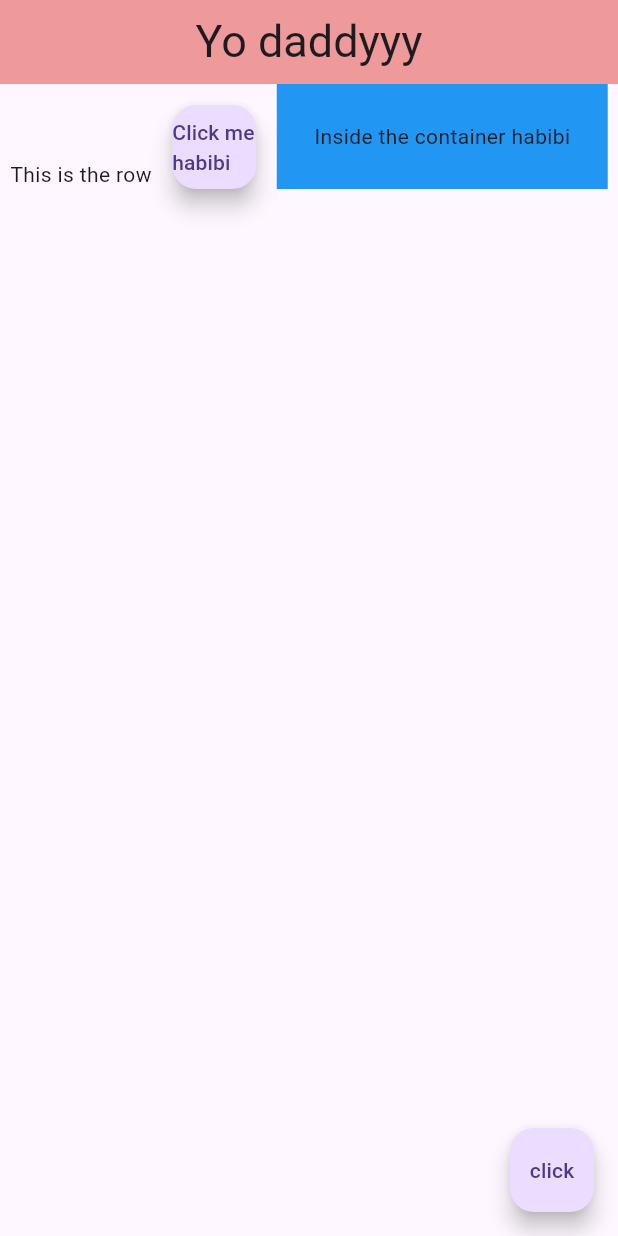
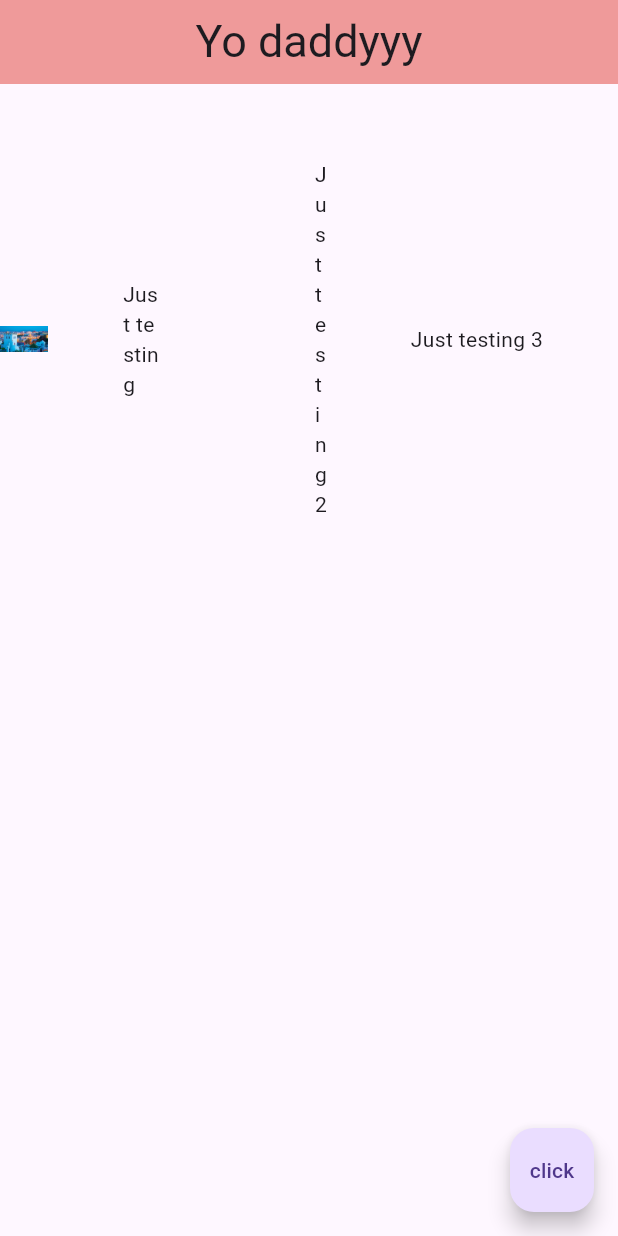
Before and after one commit to Vazimax/flutter-course, a Flutter app: the screen it shows after launch, on a phone screen of 412 x 824 dp. Run offline on Flutter 3.47's test engine with Material 3 defaults, Android fonts, the phone set to English and light mode, and no system bars.

Commit message:
added expanded widgets

```diff
--- a/lib/main.dart
+++ b/lib/main.dart
@@ -1,4 +1,5 @@
 import 'package:flutter/material.dart';
+import 'package:flutter/widgets.dart';
 
 void main() => runApp(MaterialApp(
       home: Home(),
@@ -19,18 +20,20 @@ class Home extends StatelessWidget {
         backgroundColor: Colors.red[200],
       ),
       body: Row(
-        mainAxisAlignment: MainAxisAlignment.spaceAround,
-        crossAxisAlignment: CrossAxisAlignment.end,
+        // mainAxisAlignment: MainAxisAlignment.spaceAround,
+        // crossAxisAlignment: CrossAxisAlignment.end,
         children: <Widget>[
-          Text('This is the row'),
-          FloatingActionButton(
-            onPressed: () {},
-            child: Text('Click me habibi'),
+          Expanded(child: Image.asset('assets/image.webp')),
+          Expanded(
+            flex:4,
+            child: Container(
+                padding: EdgeInsets.all(50), child: Text('Just testing')),
           ),
-          Container(
-              color: Colors.blue,
-              padding: EdgeInsets.all(25),
-              child: Text('Inside the container habibi')),
+          Expanded(
+              flex:2,
+              child: Container(
+                  padding: EdgeInsets.all(50), child: Text('Just testing 2'))),
+          Container(padding: EdgeInsets.all(50), child: Text('Just testing 3')),
         ],
       ),
       floatingActionButton: FloatingActionButton(
```
